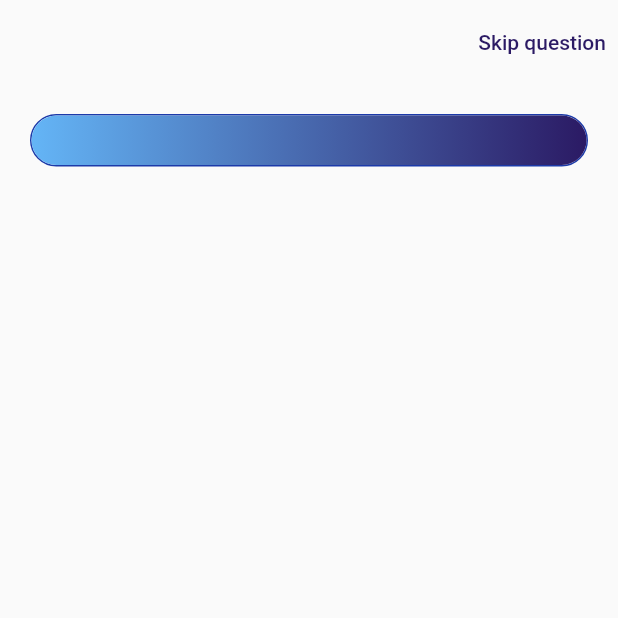
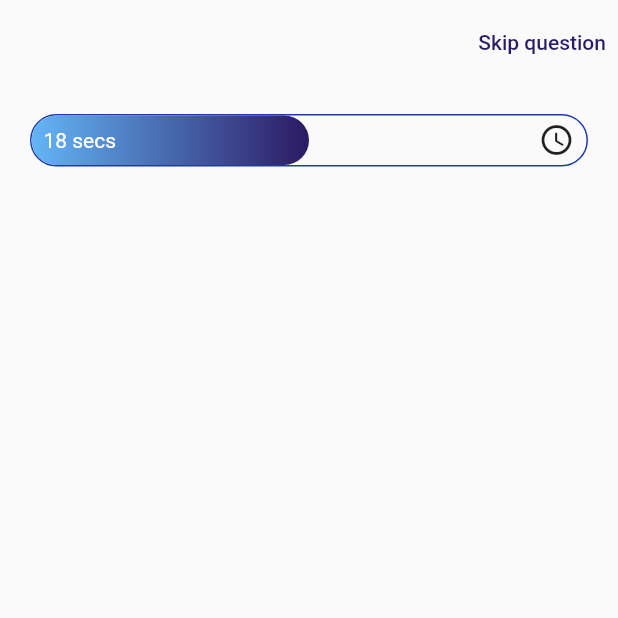
Before and after one commit to Captured-Heart/kochure_quiz_app, a Flutter app: the screen it shows after launch, on a phone screen of 412 x 824 dp, the top half of it. Run offline on Flutter 3.47's test engine with Material 2 defaults, Android fonts, the phone set to English and light mode, and no system bars; our stand-ins replace animated_text_kit, flutter_riverpod, google_fonts.

Commit message:
Updated mobile_main.dart

```diff
--- a/lib/main.dart
+++ b/lib/main.dart
@@ -21,7 +21,7 @@ class MyApp extends StatelessWidget {
             primarySwatch: createMaterialColor(BrandColors.colorPrimary)),
         home: Responsive(
           desktop: DesktopMain(),
-          mobile: const MobileMain(),
+          mobile: const QuizScreen(),
           tablet: DesktopMain(),
         )
         // const OnboardScreenDesktop(title: 'Flutter Demo Home Page'),
--- a/lib/mobile/views/auth_screen_mobile.dart
+++ b/lib/mobile/views/auth_screen_mobile.dart
@@ -78,7 +78,7 @@ class AuthScreenMobile extends StatelessWidget {
               GestureDetector(
                 onTap: () {
                   Navigator.push(context, MaterialPageRoute(builder: (context){
-                    return const MobileMain ();
+                    return const QuizScreen ();
                   }));
                 },
                 child: Container(
--- a/lib/mobile/views/mobile_main.dart
+++ b/lib/mobile/views/mobile_main.dart
@@ -1,7 +1,7 @@
 import '../../app.dart';
 
-class MobileMain extends ConsumerWidget {
-  const MobileMain({super.key});
+class QuizScreen extends ConsumerWidget {
+  const QuizScreen({super.key});
 
   @override
   Widget build(BuildContext context, WidgetRef ref) {
@@ -33,15 +33,32 @@ class MobileMain extends ConsumerWidget {
                   children: [
                     LayoutBuilder(
                       builder: (context, constraints) => Container(
-                        width: double.infinity,
+                        width: constraints.maxWidth * 0.5,
                         decoration: BoxDecoration(
-                            borderRadius: const BorderRadius.all(Radius.circular(20)),
+                            borderRadius:
+                                const BorderRadius.all(Radius.circular(20)),
                             gradient: LinearGradient(colors: [
-                          BrandColors.colorPrimaryMaterial.shade300,
-                          BrandColors.colorPrimaryMaterial.shade500
-                        ])),
+                              BrandColors.colorPrimaryMaterial.shade300,
+                              BrandColors.colorPrimaryMaterial.shade500
+                            ])),
                       ),
-                    )
+                    ),
+                    Positioned.fill(
+                        child: Padding(
+                      padding: const EdgeInsets.only(left: 8.0, right: 8.0),
+                      child: Row(
+                        mainAxisAlignment: MainAxisAlignment.spaceBetween,
+                        children: const [
+                          Text(
+                            '18 secs',
+                            style: TextStyle(color: Colors.white),
+                          ),
+                          Icon(
+                            Icons.access_time_rounded,
+                          )
+                        ],
+                      ),
+                    ))
                   ],
                 ),
               )
```
